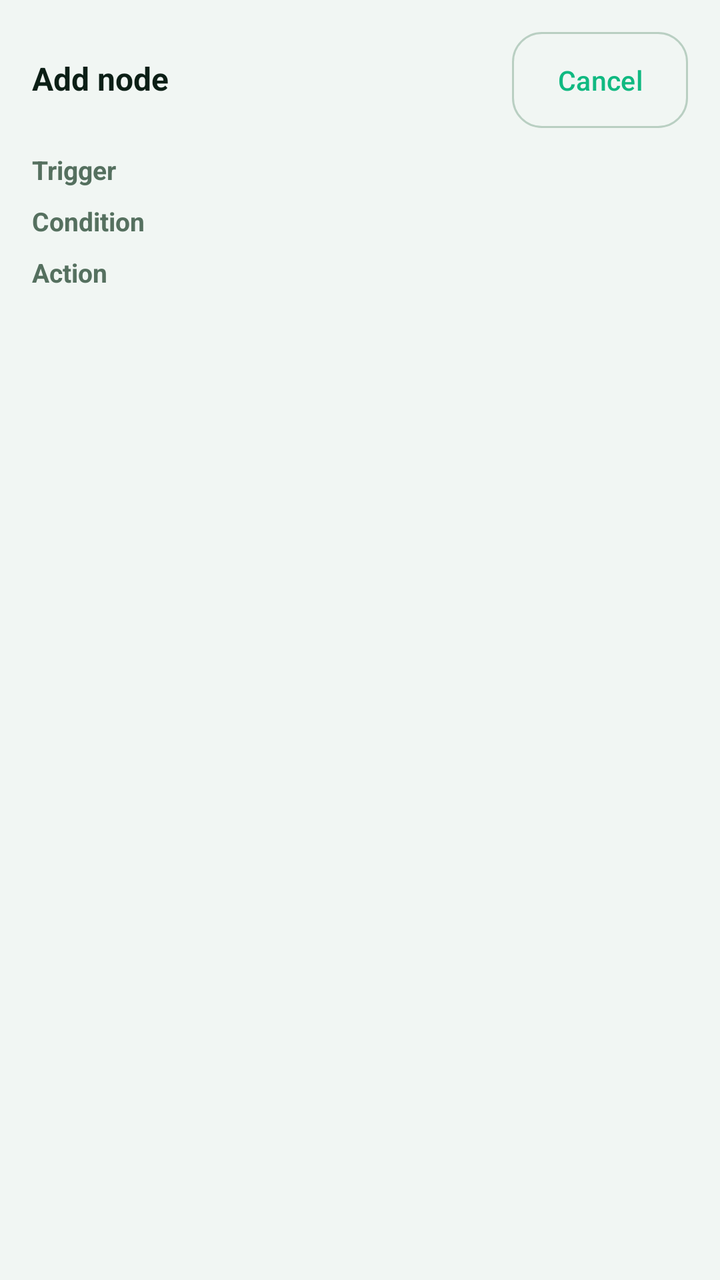
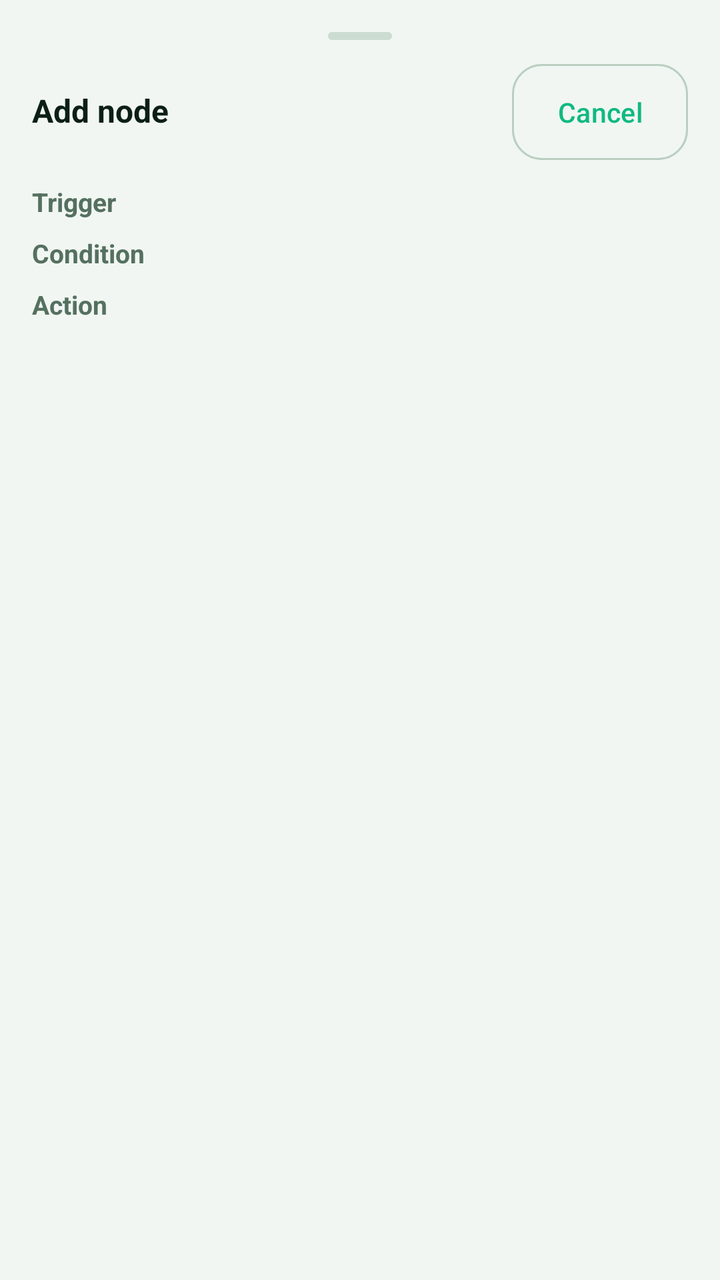

The first picture is an Android layout as it rendered before a commit; the second is the same layout after the commit. The layout source and the unified diff follow.
<!-- AndroidManifest.xml: application theme Theme.PhoneLink -->
<!-- res/layout/bottomsheet_palette.xml -->
<?xml version="1.0" encoding="utf-8"?>
<ScrollView xmlns:android="http://schemas.android.com/apk/res/android"
    android:layout_width="match_parent"
    android:layout_height="wrap_content"
    android:padding="16dp">

    <LinearLayout
        android:layout_width="match_parent"
        android:layout_height="wrap_content"
        android:orientation="vertical">

        <LinearLayout
            android:layout_width="match_parent"
            android:layout_height="wrap_content"
            android:orientation="horizontal">

            <TextView
                android:layout_width="0dp"
                android:layout_height="wrap_content"
                android:layout_weight="1"
                android:text="@string/palette_sheet_title"
                android:textColor="?attr/colorOnBackground"
                android:textSize="16sp"
                android:textStyle="bold" />

            <com.google.android.material.button.MaterialButton
                android:id="@+id/btnSheetClose"
                style="@style/PL.BtnOutlined"
                android:layout_width="wrap_content"
                android:layout_height="wrap_content"
                android:text="@string/btn_cancel" />
        </LinearLayout>

        <TextView
            android:layout_width="wrap_content"
            android:layout_height="wrap_content"
            android:layout_marginTop="12dp"
            android:text="@string/flow_kind_trigger"
            android:textColor="?attr/colorOnSurfaceVariant"
            android:textSize="13sp"
            android:textStyle="bold" />

        <com.google.android.material.chip.ChipGroup
            android:id="@+id/cgTrig"
            android:layout_width="match_parent"
            android:layout_height="wrap_content" />

        <TextView
            android:layout_width="wrap_content"
            android:layout_height="wrap_content"
            android:layout_marginTop="8dp"
            android:text="@string/flow_kind_condition"
            android:textColor="?attr/colorOnSurfaceVariant"
            android:textSize="13sp"
            android:textStyle="bold" />

        <com.google.android.material.chip.ChipGroup
            android:id="@+id/cgCond"
            android:layout_width="match_parent"
            android:layout_height="wrap_content" />

        <TextView
            android:layout_width="wrap_content"
            android:layout_height="wrap_content"
            android:layout_marginTop="8dp"
            android:text="@string/flow_kind_action"
            android:textColor="?attr/colorOnSurfaceVariant"
            android:textSize="13sp"
            android:textStyle="bold" />

        <com.google.android.material.chip.ChipGroup
            android:id="@+id/cgAct"
            android:layout_width="match_parent"
            android:layout_height="wrap_content" />
    </LinearLayout>
</ScrollView>
<!-- resources referenced by this layout -->
<resources>
  <style name="Theme.PhoneLink" parent="Theme.Material3.DayNight.NoActionBar">
          
          <item name="colorPrimary">@color/md_primary</item>
          <item name="colorOnPrimary">@color/md_onPrimary</item>
          <item name="colorPrimaryContainer">@color/md_primaryContainer</item>
          <item name="colorOnPrimaryContainer">@color/md_onPrimaryContainer</item>
          <item name="colorSecondary">@color/md_secondary</item>
          <item name="colorOnSecondary">@color/md_onSecondary</item>
          <item name="colorSecondaryContainer">@color/md_secondaryContainer</item>
          <item name="colorOnSecondaryContainer">@color/md_onSecondaryContainer</item>
          <item name="android:colorBackground">@color/md_background</item>
          <item name="colorOnBackground">@color/md_onBackground</item>
          <item name="colorSurface">@color/md_surface</item>
          <item name="colorOnSurface">@color/md_onSurface</item>
          <item name="colorSurfaceVariant">@color/md_surfaceVariant</item>
          <item name="colorOnSurfaceVariant">@color/md_onSurfaceVariant</item>
          <item name="colorSurfaceContainer">@color/md_surfaceContainer</item>
          <item name="colorSurfaceContainerHigh">@color/md_surfaceContainerHigh</item>
          <item name="colorOutline">@color/md_outline</item>
          <item name="materialCardViewStyle">@style/PL.CardView</item>
          <item name="materialButtonStyle">@style/PL.BtnFilled</item>
          <item name="materialButtonOutlinedStyle">@style/PL.BtnOutlined</item>
          <item name="colorError">@color/md_error</item>
          <item name="colorOnError">@color/md_onError</item>
          <item name="colorErrorContainer">@color/md_errorContainer</item>
          <item name="android:statusBarColor">@color/md_background</item>
          <item name="android:navigationBarColor">@color/md_background</item>
          <item name="android:windowLightStatusBar">true</item>
          <item name="android:windowLightNavigationBar">true</item>
          <item name="plTileFill">@color/md_surface</item>
          <item name="plBtnFill">@color/md_btnFill</item>
          <item name="plBtnStroke">@color/md_outline</item>
          <item name="plNavActive">@color/nav_active</item>
          <item name="plNavInactive">@color/nav_inactive</item>
          <item name="plNavIndicator">@color/nav_indicator</item>
      </style>
  <style name="PL.CardView" parent="Widget.Material3.CardView.Filled">
          <item name="cardCornerRadius">28dp</item>
          <item name="cardElevation">0dp</item>
          <item name="strokeWidth">1dp</item>
          <item name="strokeColor">?attr/colorSurfaceVariant</item>
          <item name="cardBackgroundColor">?attr/colorSurface</item>
      </style>
  <!-- unchanged entries left out for length: 31 -->
</resources>

<!-- the commit's change to res/layout/bottomsheet_palette.xml (unified diff, before → after) -->
@@ -8,6 +8,14 @@
         android:layout_width="match_parent"
         android:layout_height="wrap_content"
         android:orientation="vertical">
+
+        
+        <View
+            android:layout_width="32dp"
+            android:layout_height="4dp"
+            android:layout_gravity="center_horizontal"
+            android:layout_marginBottom="12dp"
+            android:background="@drawable/bg_drag_handle" />
 
         <LinearLayout
             android:layout_width="match_parent"
<!-- resource entries referenced after the edit -->
@@ -1,5 +1,12 @@
 <!-- resources referenced by this layout -->
 <resources>
+  <!-- drawable bg_drag_handle (drawable) -->
+  <?xml version="1.0" encoding="utf-8"?>
+  <shape xmlns:android="http://schemas.android.com/apk/res/android"
+      android:shape="rectangle">
+      <corners android:radius="2dp" />
+      <solid android:color="?attr/colorOutlineVariant" />
+  </shape>
   <style name="Theme.PhoneLink" parent="Theme.Material3.DayNight.NoActionBar">
           
           <item name="colorPrimary">@color/md_primary</item>
@@ -18,6 +25,20 @@
           <item name="colorOnSurfaceVariant">@color/md_onSurfaceVariant</item>
           <item name="colorSurfaceContainer">@color/md_surfaceContainer</item>
           <item name="colorSurfaceContainerHigh">@color/md_surfaceContainerHigh</item>
+          <item name="colorSurfaceContainerLowest">@color/md_surfaceContainerLowest</item>
+          <item name="colorSurfaceContainerLow">@color/md_surfaceContainerLow</item>
+          <item name="colorSurfaceContainerHighest">@color/md_surfaceContainerHighest</item>
+          <item name="colorSurfaceDim">@color/md_surfaceDim</item>
+          <item name="colorSurfaceBright">@color/md_surfaceBright</item>
+          <item name="colorTertiary">@color/md_tertiary</item>
+          <item name="colorOnTertiary">@color/md_onTertiary</item>
+          <item name="colorTertiaryContainer">@color/md_tertiaryContainer</item>
+          <item name="colorOnTertiaryContainer">@color/md_onTertiaryContainer</item>
+          <item name="colorInverseSurface">@color/md_inverseSurface</item>
+          <item name="colorInverseOnSurface">@color/md_inverseOnSurface</item>
+          <item name="colorInversePrimary">@color/md_inversePrimary</item>
+          <item name="colorOutlineVariant">@color/md_outlineVariant</item>
+          <item name="colorScrim">@color/md_scrim</item>
           <item name="colorOutline">@color/md_outline</item>
           <item name="materialCardViewStyle">@style/PL.CardView</item>
           <item name="materialButtonStyle">@style/PL.BtnFilled</item>
@@ -36,12 +57,26 @@
           <item name="plNavInactive">@color/nav_inactive</item>
           <item name="plNavIndicator">@color/nav_indicator</item>
       </style>
+  <color name="md_surfaceContainerLowest">#FFFFFF</color>
+  <color name="md_surfaceContainerLow">#F5FAF7</color>
+  <color name="md_surfaceContainerHighest">#D2E0D6</color>
+  <color name="md_surfaceDim">#DCE8DF</color>
+  <color name="md_surfaceBright">#FFFFFF</color>
+  <color name="md_tertiary">#6B5CA5</color>
+  <color name="md_onTertiary">#FFFFFF</color>
+  <color name="md_tertiaryContainer">#E7DEF8</color>
+  <color name="md_onTertiaryContainer">#241A4D</color>
+  <color name="md_inverseSurface">#12241B</color>
+  <color name="md_inverseOnSurface">#EAF4EE</color>
+  <color name="md_inversePrimary">#6EE7B7</color>
+  <color name="md_outlineVariant">#CBDCD2</color>
+  <color name="md_scrim">#000000</color>
   <style name="PL.CardView" parent="Widget.Material3.CardView.Filled">
           <item name="cardCornerRadius">28dp</item>
           <item name="cardElevation">0dp</item>
           <item name="strokeWidth">1dp</item>
           <item name="strokeColor">?attr/colorSurfaceVariant</item>
-          <item name="cardBackgroundColor">?attr/colorSurface</item>
+          <item name="cardBackgroundColor">?attr/colorSurfaceContainerLow</item>
       </style>
   <!-- unchanged entries left out for length: 31 -->
 </resources>
